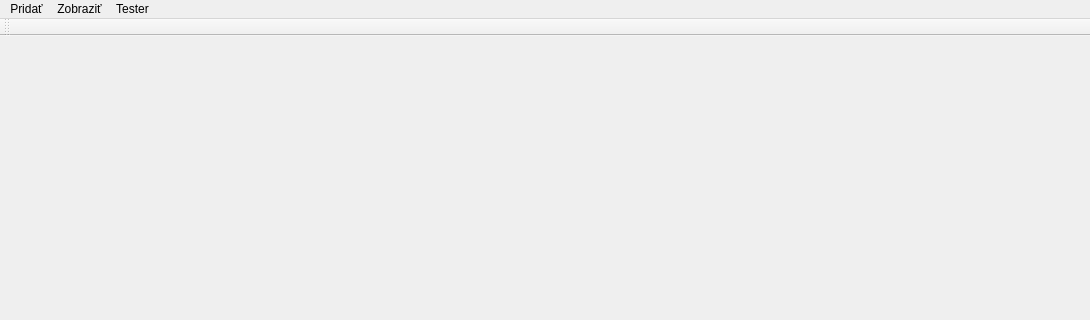
Qt form QT_Semes/QT_Semes.ui (archspaldo/AUS2-Semestralna1) before a commit; both pictures show x 0 to 1090 and y 0 to 320 of the 1090 by 732 pixel window.
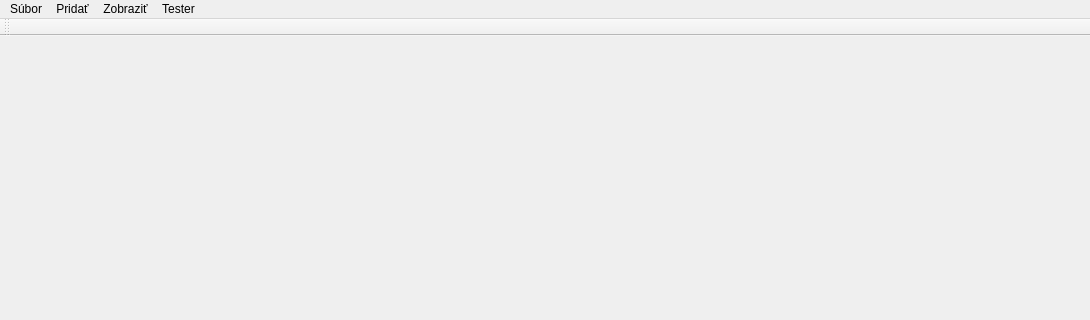
The same form after that commit.

The edit to the form file:
```diff
--- a/QT_Semes/QT_Semes.ui
+++ b/QT_Semes/QT_Semes.ui
@@ -74,6 +74,14 @@
     </property>
     <addaction name="actionTest_2"/>
    </widget>
+   <widget class="QMenu" name="menuS_bor">
+    <property name="title">
+     <string>Súbor</string>
+    </property>
+    <addaction name="actionImport"/>
+    <addaction name="actionExport"/>
+   </widget>
+   <addaction name="menuS_bor"/>
    <addaction name="menuPridat"/>
    <addaction name="menuZobrazi"/>
    <addaction name="menuTester"/>
```
Left out of the diff: 10 changed lines with no effect on the pictures.
